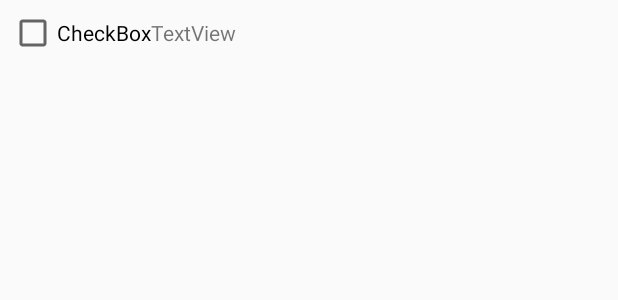
After one commit to jbdqg/Orquiz, an Android app: the layout custom_checkboxlist_layout.xml on its own in the app's theme, with its tools: preview values and no code run, on a phone screen of 412 x 824 dp. The commit adds this screen. Shown: the top 300 px of the screen. Run offline under Robolectric (Android 15) with nearby library versions, the phone set to English and light mode, and no system bars.

Commit message:
listview with checkbox

```diff
--- /dev/null
+++ b/app/src/main/res/layout/custom_checkboxlist_layout.xml
@@ -0,0 +1,26 @@
+<?xml version="1.0" encoding="utf-8"?>
+<RelativeLayout xmlns:android="http://schemas.android.com/apk/res/android"
+    android:layout_width="match_parent"
+    android:layout_height="wrap_content"
+    android:orientation="vertical"
+    android:padding="6dp">
+
+    <CheckBox
+        android:id="@+id/checkBox1"
+        android:layout_width="wrap_content"
+        android:layout_height="wrap_content"
+        android:layout_alignParentLeft="true"
+        android:focusable="false"
+        android:focusableInTouchMode="false"
+        android:text="CheckBox" />
+
+    <TextView
+        android:id="@+id/code"
+        android:layout_width="wrap_content"
+        android:layout_height="wrap_content"
+        android:layout_alignBaseline="@+id/checkBox1"
+        android:layout_alignBottom="@+id/checkBox1"
+        android:layout_toRightOf="@+id/checkBox1"
+        android:text="TextView" />
+
+</RelativeLayout>
```
Also changed, not shown: app/src/main/java/com/daam/orquiz/MainActivity.java (+76 -13 lines), app/src/main/java/data/Answer.java (+11 -0 lines).
